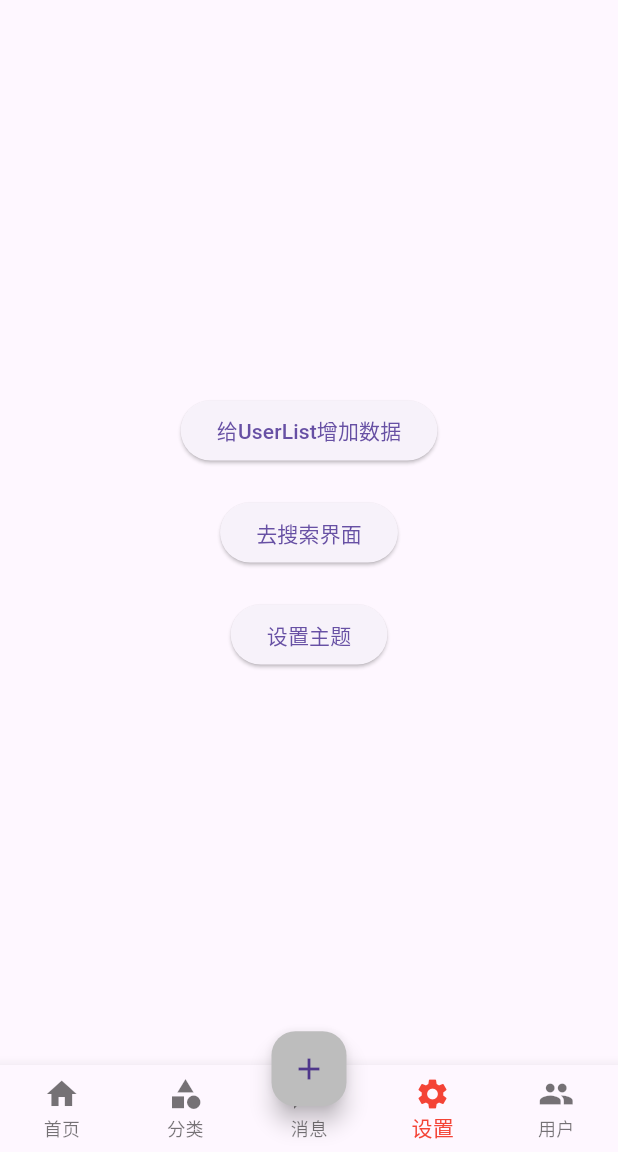
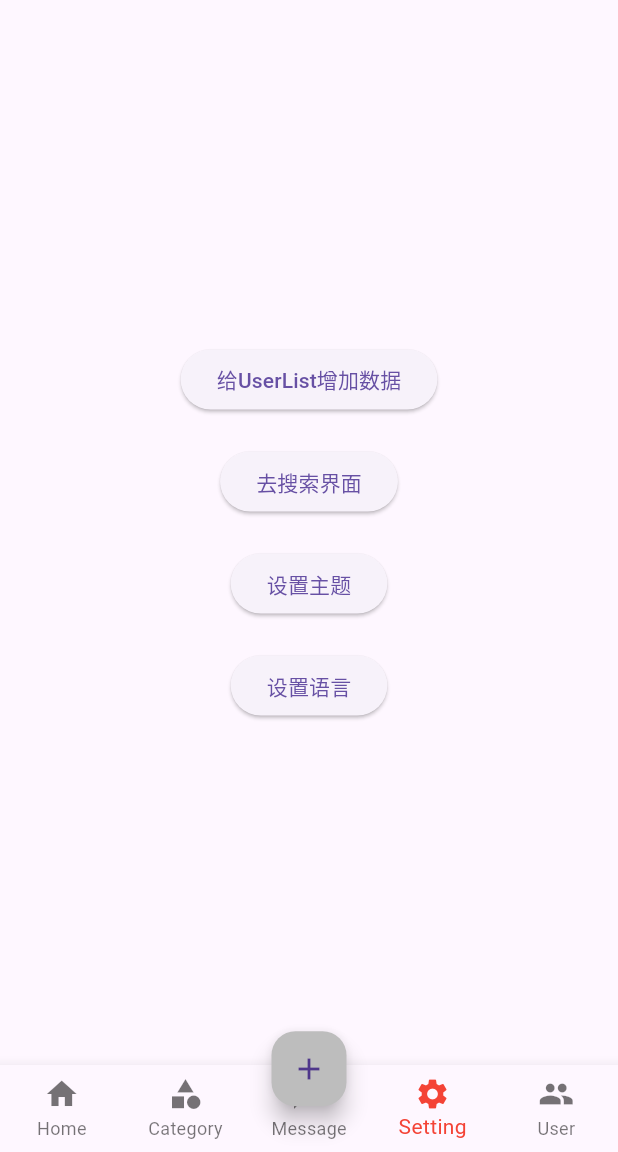
Before and after one commit to developerjet/FlutterGetx, a Flutter app: the screen it shows after launch, item 4 of the bottom bar chosen, on a phone screen of 412 x 824 dp, the part 84-1236 px from its top. Run offline on Flutter 3.47's test engine with Material 3 defaults, Android fonts, the light colour scheme and no system bars; our stand-ins replace get; missing offline and left inert: dart:ffi.

Commit message:
Getx多语言和GetUtils实践;

```diff
--- a/flutter_getx/lib/main.dart
+++ b/flutter_getx/lib/main.dart
@@ -1,8 +1,10 @@
+import 'dart:ui' as ui;
 import 'package:flutter/material.dart';
 import 'package:getx_router/pages/tabs.dart';
 import 'package:getx_router/routers/routers.dart';
 import 'package:get/get.dart';
 import './binding/binding.dart';
+import './utils/language.dart';
 
 void main() {
   runApp(const MyApp());
@@ -13,9 +15,16 @@ class MyApp extends StatelessWidget {
 
   @override
   Widget build(BuildContext context) {
+    Locale systemLocale = ui.window.locale;
+
     return GetMaterialApp(
       defaultGlobalState: true,
       title: "Getx router",
+      translations: Messages(), // 你的翻译
+      // locale: const Locale('zh', 'CN'), // 默认设置的语言
+      locale: systemLocale, //获取系统语言
+      fallbackLocale: const Locale('en', 'US'), // 回调语言选项
+
       initialBinding: AllControllerBinding(), //全部绑定Getx BindingController
       theme: ThemeData(
           primarySwatch: Colors.blue,
--- a/flutter_getx/lib/middlewares/middleware.dart
+++ b/flutter_getx/lib/middlewares/middleware.dart
@@ -1,6 +1,7 @@
 import 'package:flutter/cupertino.dart';
 import 'package:get/get.dart';
 
+// 路由鉴权
 class AppMiddleWare extends GetMiddleware {
   @override
   RouteSettings? redirect(String? route) {
--- a/flutter_getx/lib/pages/tabs.dart
+++ b/flutter_getx/lib/pages/tabs.dart
@@ -1,4 +1,5 @@
 import 'package:flutter/material.dart';
+import 'package:get/get.dart';
 import 'package:getx_router/pages/tabs/home.dart';
 import 'package:getx_router/pages/tabs/category.dart';
 import 'package:getx_router/pages/tabs/message.dart';
@@ -55,14 +56,19 @@ class _TabsState extends State<Tabs> {
               _currentIndex = index;
             });
           },
-          items: const [
-            BottomNavigationBarItem(icon: Icon(Icons.home), label: "首页"),
-            BottomNavigationBarItem(icon: Icon(Icons.category), label: "分类"),
-            BottomNavigationBarItem(icon: Icon(Icons.message), label: "消息"),
-            BottomNavigationBarItem(icon: Icon(Icons.settings), label: "设置"),
-            BottomNavigationBarItem(icon: Icon(Icons.people), label: "用户")
+          items: [
+            BottomNavigationBarItem(
+                icon: Icon(Icons.home), label: 'tab_home_title'.tr),
+            BottomNavigationBarItem(
+                icon: Icon(Icons.category), label: 'tab_class_title'.tr),
+            BottomNavigationBarItem(
+                icon: Icon(Icons.message), label: 'tab_message_title'.tr),
+            BottomNavigationBarItem(
+                icon: Icon(Icons.settings), label: 'tab_setting_title'.tr),
+            BottomNavigationBarItem(
+                icon: Icon(Icons.people), label: 'tab_user_title'.tr)
           ]),
-          //加号按钮
+      //加号按钮
       floatingActionButton: Container(
         height: 60, //调整FloatingActionButton的大小
         width: 60,
--- a/flutter_getx/lib/routers/routers.dart
+++ b/flutter_getx/lib/routers/routers.dart
@@ -25,7 +25,7 @@ class AppPage {
       name: "/shop",
       page: () => const ShopPage(),
       binding: ShopControllerBinding(), //路由绑定
-      //middlewares: [AppMiddleWare()] //路由鉴权
+      middlewares: [AppMiddleWare()] //路由鉴权
     ),
 
     // 去登录
--- /dev/null
+++ b/flutter_getx/lib/utils/language.dart
@@ -0,0 +1,21 @@
+import 'package:get/get.dart';
+
+class Messages extends Translations {
+  @override
+  Map<String, Map<String, String>> get keys => {
+        'zh_CN': {
+          'tab_home_title': '首页',
+          'tab_class_title': '分类',
+          'tab_message_title': '消息',
+          'tab_setting_title': '设置',
+          'tab_user_title': '用户',
+        },
+        'en_US': {
+          'tab_home_title': 'Home',
+          'tab_class_title': 'Category',
+          'tab_message_title': 'Message',
+          'tab_setting_title': 'Setting',
+          'tab_user_title': 'User',
+        }
+      };
+}
```
Also changed, not shown: flutter_getx/lib/pages/tabs/setting.dart (+45 -1 lines), flutter_getx/lib/pages/user/login.dart (+69 -5 lines), flutter_getx/lib/pages/views/search.dart (line endings or trailing spaces), 2 other files.
